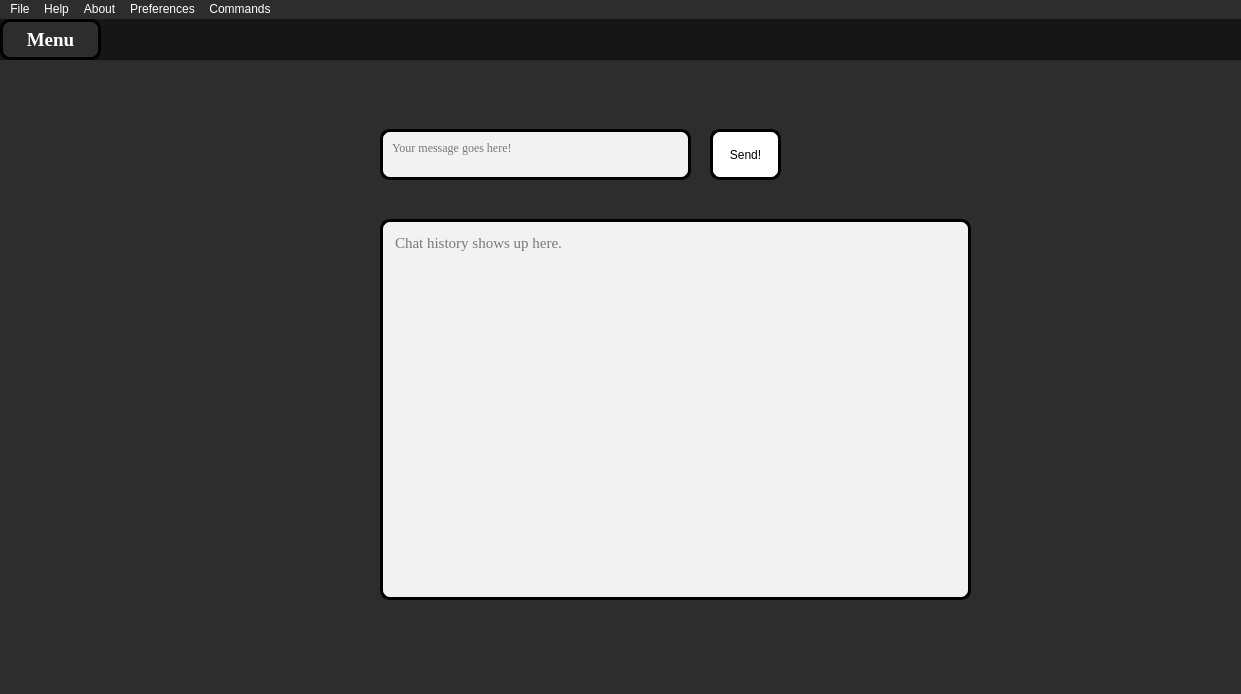
Above: UI/main.ui from VirtualAssistantCake/VirtualAssistant before the change. Below: the same form after it.
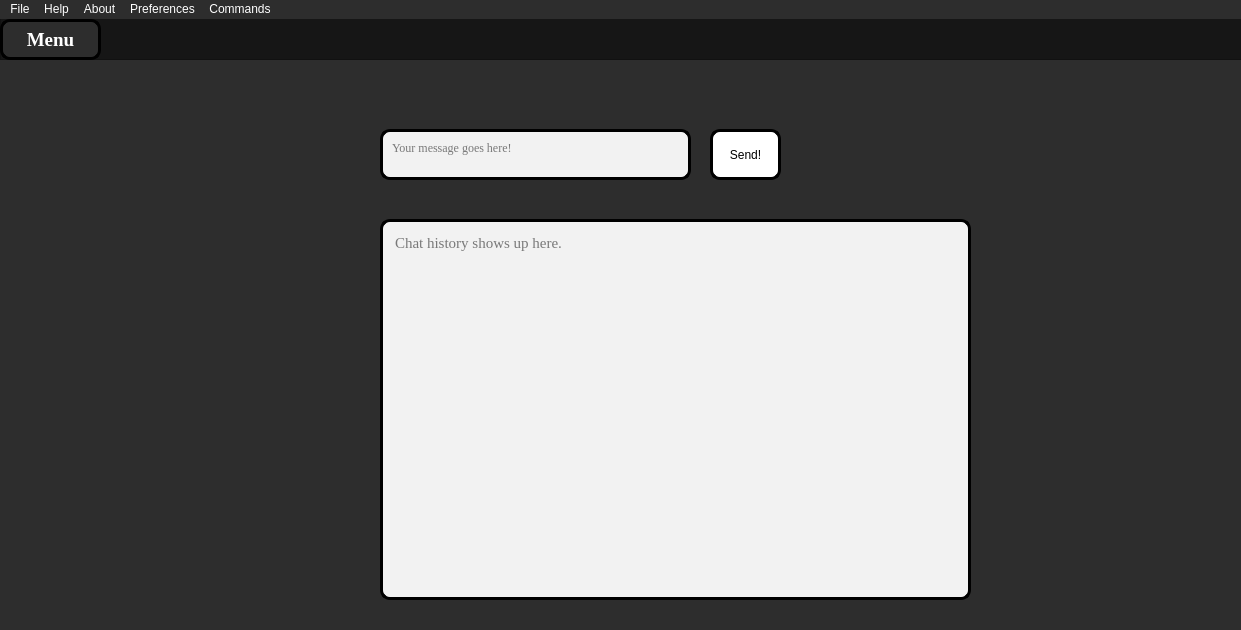
That is the form after the change. Icons and pictures are not drawn.

The edit to the form file:
```diff
--- a/UI/main.ui
+++ b/UI/main.ui
@@ -7,7 +7,7 @@
     <x>0</x>
     <y>0</y>
     <width>1241</width>
-    <height>694</height>
+    <height>630</height>
    </rect>
   </property>
   <property name="windowTitle">
```
Left out of the diff: 7 changed lines with no effect on the pictures.
